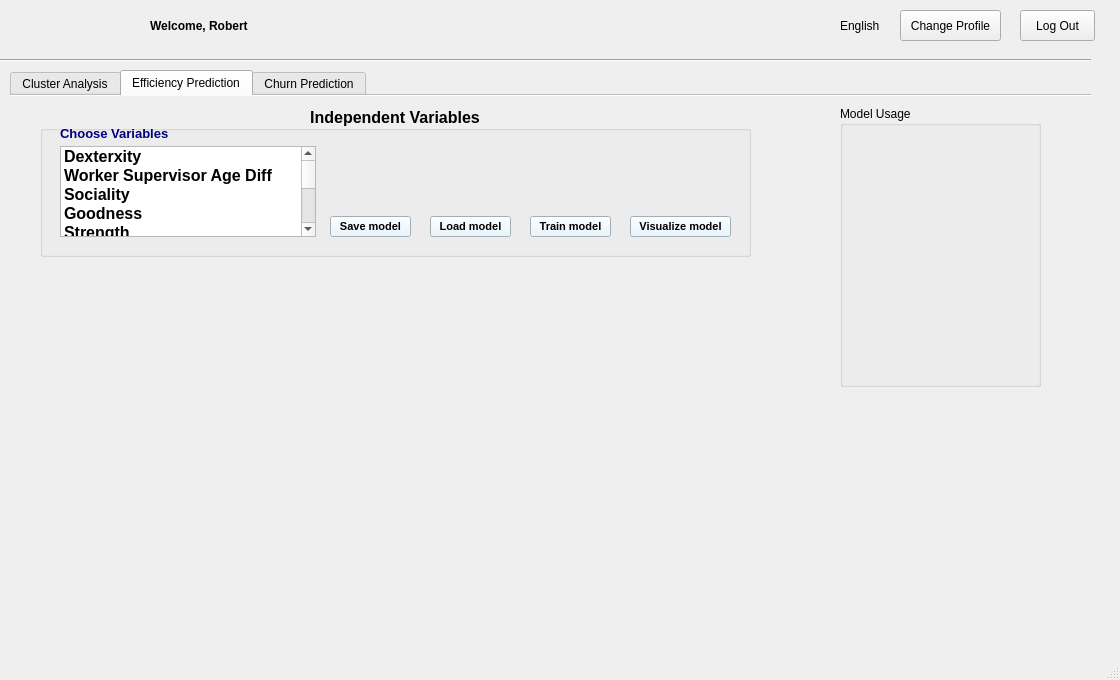
Old version of the form ui/ML.ui in the repository ThongNguyen0509/MLBA-Factory-Management.
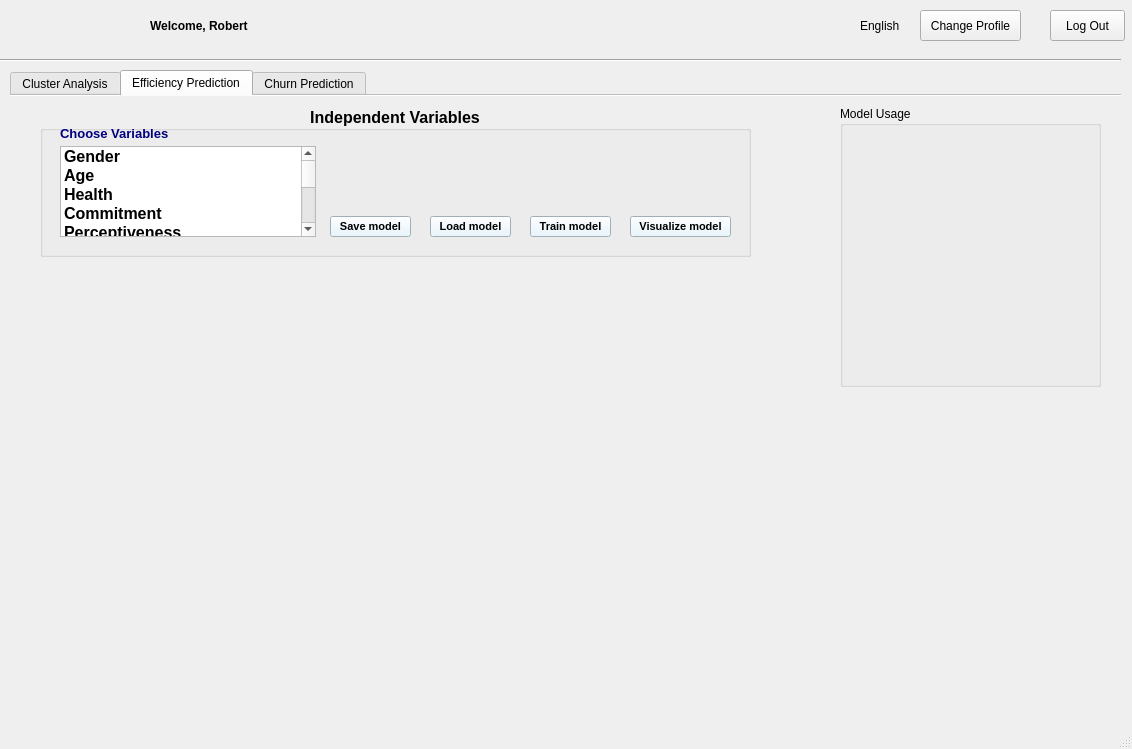
New version of the form. The open tabs and pages were chosen to show the change. Icons and pictures are not drawn.

```diff
--- a/ui/ML.ui
+++ b/ui/ML.ui
@@ -6,8 +6,8 @@
    <rect>
     <x>0</x>
     <y>0</y>
-    <width>1120</width>
-    <height>680</height>
+    <width>1132</width>
+    <height>749</height>
    </rect>
   </property>
   <property name="windowTitle">
@@ -25,8 +25,8 @@
      <rect>
       <x>10</x>
       <y>70</y>
-      <width>1081</width>
-      <height>541</height>
+      <width>1111</width>
+      <height>631</height>
      </rect>
     </property>
     <property name="mouseTracking">
@@ -242,6 +242,9 @@
      </widget>
     </widget>
     <widget class="QWidget" name="ML">
+     <property name="enabled">
+      <bool>true</bool>
+     </property>
      <attribute name="icon">
       <iconset>
        <normaloff>../image/img_efficiency.png</normaloff>../image/img_efficiency.png</iconset>
@@ -322,6 +325,46 @@
          <height>91</height>
         </rect>
        </property>
+       <item>
+        <property name="text">
+         <string>Gender</string>
+        </property>
+        <property name="checkState">
+         <enum>Unchecked</enum>
+        </property>
+       </item>
+       <item>
+        <property name="text">
+         <string>Age</string>
+        </property>
+        <property name="checkState">
+         <enum>Unchecked</enum>
+        </property>
+       </item>
+       <item>
+        <property name="text">
+         <string>Health</string>
+        </property>
+        <property name="checkState">
+         <enum>Unchecked</enum>
+        </property>
+       </item>
+       <item>
+        <property name="text">
+         <string>Commitment</string>
+        </property>
+        <property name="checkState">
+         <enum>Unchecked</enum>
+        </property>
+       </item>
+       <item>
+        <property name="text">
+         <string>Perceptiveness</string>
+        </property>
+        <property name="checkState">
+         <enum>Unchecked</enum>
+        </property>
+       </item>
        <item>
         <property name="text">
          <string>Dexterxity</string>
@@ -330,14 +373,6 @@
          <enum>Unchecked</enum>
         </property>
        </item>
-       <item>
-        <property name="text">
-         <string>Worker Supervisor Age Diff</string>
-        </property>
-        <property name="checkState">
-         <enum>Unchecked</enum>
-        </property>
-       </item>
        <item>
         <property name="text">
          <string>Sociality</string>
@@ -372,23 +407,7 @@
        </item>
        <item>
         <property name="text">
-         <string>Health</string>
-        </property>
-        <property name="checkState">
-         <enum>Unchecked</enum>
-        </property>
-       </item>
-       <item>
-        <property name="text">
-         <string>Commitment</string>
-        </property>
-        <property name="checkState">
-         <enum>Unchecked</enum>
-        </property>
-       </item>
-       <item>
-        <property name="text">
-         <string>Perceptiveness</string>
+         <string>Worker Supervisor Age Diff</string>
         </property>
         <property name="checkState">
          <enum>Unchecked</enum>
@@ -477,7 +496,7 @@
         <x>30</x>
         <y>170</y>
         <width>791</width>
-        <height>341</height>
+        <height>361</height>
        </rect>
       </property>
       <layout class="QVBoxLayout" name="verticalLayout"/>
@@ -487,7 +506,7 @@
        <rect>
         <x>830</x>
         <y>10</y>
-        <width>201</width>
+        <width>261</width>
         <height>281</height>
        </rect>
       </property>
@@ -499,7 +518,7 @@
         <rect>
          <x>20</x>
          <y>30</y>
-         <width>160</width>
+         <width>231</width>
          <height>231</height>
         </rect>
        </property>
@@ -594,7 +613,7 @@
    <widget class="QLabel" name="label_3">
     <property name="geometry">
      <rect>
-      <x>800</x>
+      <x>820</x>
       <y>10</y>
       <width>31</width>
       <height>31</height>
@@ -616,7 +635,7 @@
    <widget class="QLabel" name="label_4">
     <property name="geometry">
      <rect>
-      <x>840</x>
+      <x>860</x>
       <y>10</y>
       <width>41</width>
       <height>31</height>
@@ -631,7 +650,7 @@
      <rect>
       <x>0</x>
       <y>50</y>
-      <width>1091</width>
+      <width>1121</width>
       <height>21</height>
      </rect>
     </property>
@@ -690,7 +709,7 @@
    <widget class="QPushButton" name="b_changeProfile">
     <property name="geometry">
      <rect>
-      <x>900</x>
+      <x>920</x>
       <y>10</y>
       <width>101</width>
       <height>31</height>
@@ -703,7 +722,7 @@
    <widget class="QPushButton" name="pushButton">
     <property name="geometry">
      <rect>
-      <x>1020</x>
+      <x>1050</x>
       <y>10</y>
       <width>75</width>
       <height>31</height>
```
Left out of the diff: 18 changed lines with no effect on the pictures.
